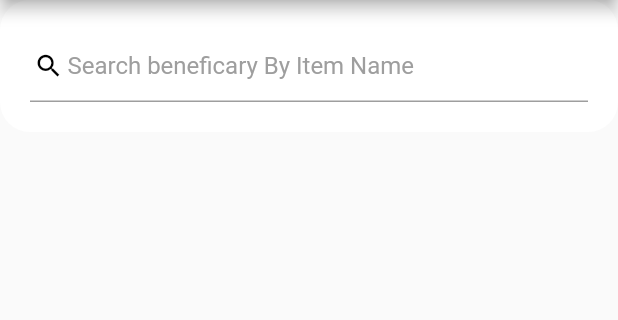
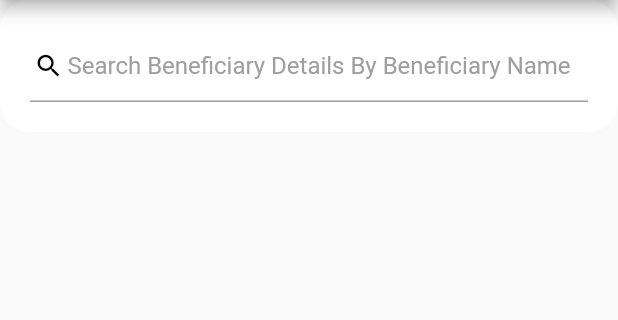
Before and after one commit to namalganegama/CTSE_Project_Y4S1, a Flutter app: the FetchData screen opened directly, on a phone screen of 412 x 824 dp, the part 84-404 px from its top. Run offline on Flutter 3.47's test engine with Material 2 defaults, Android fonts, the phone set to English and light mode, and no system bars; drawn by our look-alikes of firebase_database; our stand-ins replace animated_splash_screen, carousel_slider, firebase_auth, firebase_core, fluttertoast, lottie and 1 more; accounts and stored records are empty; network calls fail.

Commit message:
update list view for beneficiary

```diff
--- a/lib/screens/Beneficary/fetch_data.dart
+++ b/lib/screens/Beneficary/fetch_data.dart
@@ -38,35 +38,35 @@ class _FetchDataState extends State<FetchData> {
         crossAxisAlignment: CrossAxisAlignment.start,
         children: [
           Text(
-            'Beneficary Name: ${beneficary['Beneficary_Name']}',
+            'Beneficiary Name: ${beneficary['Beneficary_Name']}',
             style: TextStyle(fontSize: 16, fontWeight: FontWeight.w400),
           ),
           const SizedBox(
             height: 5,
           ),
           Text(
-            'Beneficary Address: ${beneficary['Beneficary_Address']}',
+            'Beneficiary Address: ${beneficary['Beneficary_Address']}',
             style: TextStyle(fontSize: 16, fontWeight: FontWeight.w400),
           ),
           const SizedBox(
             height: 5,
           ),
           Text(
-            'Beneficary Email: ${beneficary['Beneficary_Email']}',
+            'Beneficiary Email: ${beneficary['Beneficary_Email']}',
             style: TextStyle(fontSize: 16, fontWeight: FontWeight.w400),
           ),
           const SizedBox(
             height: 5,
           ),
           Text(
-            'Beneficary Phone: ${beneficary['Beneficary_Phone']}',
+            'Beneficiary Phone: ${beneficary['Beneficary_Phone']}',
             style: TextStyle(fontSize: 16, fontWeight: FontWeight.w400),
           ),
           const SizedBox(
             height: 5,
           ),
           Text(
-            'Beneficary Description: ${beneficary['Beneficary_Description']}',
+            'Beneficiary Description: ${beneficary['Beneficary_Description']}',
             style: TextStyle(fontSize: 16, fontWeight: FontWeight.w400),
           ),
           Row(
@@ -180,7 +180,7 @@ class _FetchDataState extends State<FetchData> {
                   ),
                   prefixIconConstraints:
                       BoxConstraints(maxHeight: 20, minWidth: 25),
-                  hintText: "Search beneficary By Item Name",
+                  hintText: "Search Beneficiary Details By Beneficiary Name",
                   hintStyle: TextStyle(color: Colors.grey),
                 ),
                 onChanged: (value) {
```
